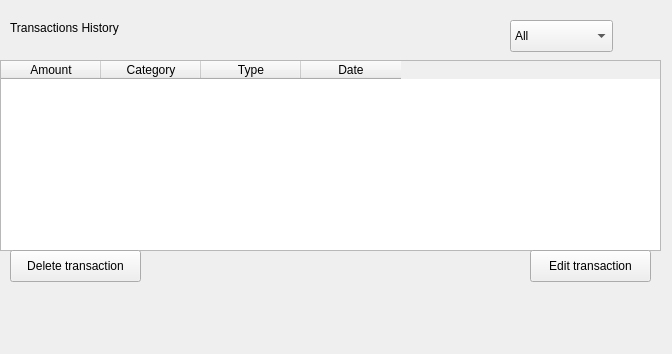
mostafaaminn/smartbudget, file history.ui: the form before one commit.
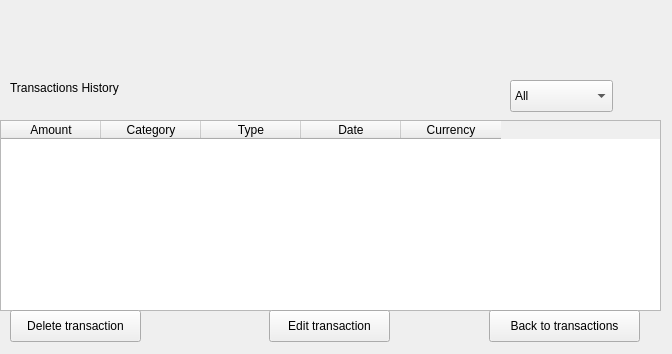
The form after the commit.

What changed in the file:
```diff
--- a/history.ui
+++ b/history.ui
@@ -17,7 +17,7 @@
    <property name="geometry">
     <rect>
      <x>10</x>
-     <y>20</y>
+     <y>80</y>
      <width>131</width>
      <height>16</height>
     </rect>
@@ -30,7 +30,7 @@
    <property name="geometry">
     <rect>
      <x>0</x>
-     <y>60</y>
+     <y>120</y>
      <width>661</width>
      <height>191</height>
     </rect>
@@ -55,12 +55,17 @@
      <string>Date</string>
     </property>
    </column>
+   <column>
+    <property name="text">
+     <string>Currency</string>
+    </property>
+   </column>
   </widget>
   <widget class="QPushButton" name="deleteButton">
    <property name="geometry">
     <rect>
      <x>10</x>
-     <y>250</y>
+     <y>310</y>
      <width>131</width>
      <height>32</height>
     </rect>
@@ -72,8 +77,8 @@
   <widget class="QPushButton" name="editButton">
    <property name="geometry">
     <rect>
-     <x>530</x>
-     <y>250</y>
+     <x>269</x>
+     <y>310</y>
      <width>121</width>
      <height>32</height>
     </rect>
@@ -82,11 +87,24 @@
     <string>Edit transaction</string>
    </property>
   </widget>
+  <widget class="QPushButton" name="backButton">
+   <property name="geometry">
+    <rect>
+     <x>489</x>
+     <y>310</y>
+     <width>151</width>
+     <height>32</height>
+    </rect>
+   </property>
+   <property name="text">
+    <string>Back to transactions</string>
+   </property>
+  </widget>
   <widget class="QComboBox" name="filterBox">
    <property name="geometry">
     <rect>
      <x>510</x>
-     <y>20</y>
+     <y>80</y>
      <width>103</width>
      <height>32</height>
     </rect>
```
